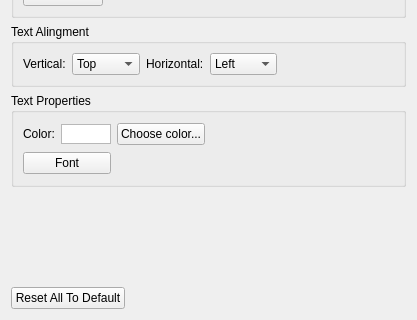
SoftProjector/src, file src/songsettingwidget.ui: the form before one commit; both pictures show x 0 to 417 and y 203 to 523 of the 417 by 523 pixel window.
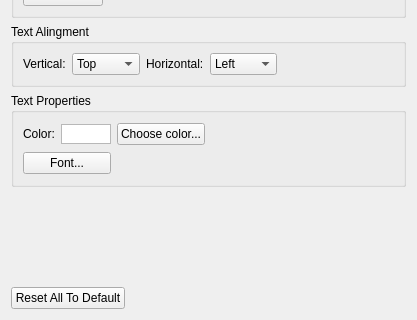
The form after the commit.

Patch:
```diff
--- a/src/songsettingwidget.ui
+++ b/src/songsettingwidget.ui
@@ -249,7 +249,7 @@
       <item row="1" column="0" colspan="2">
        <widget class="QPushButton" name="button_font">
         <property name="text">
-         <string>Font</string>
+         <string>Font...</string>
         </property>
        </widget>
       </item>
```
